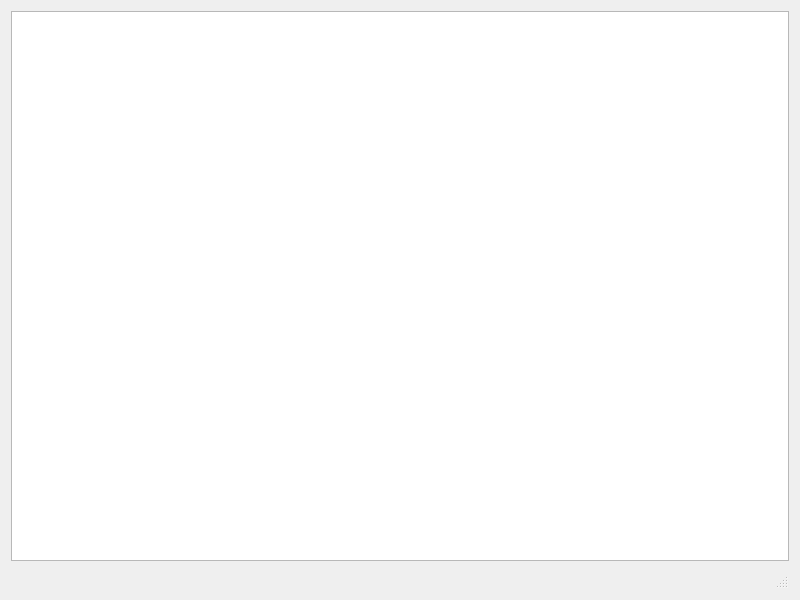
maomaochj5/programming_practice, file src/ui/SalesReportDialog.ui: the form before one commit.
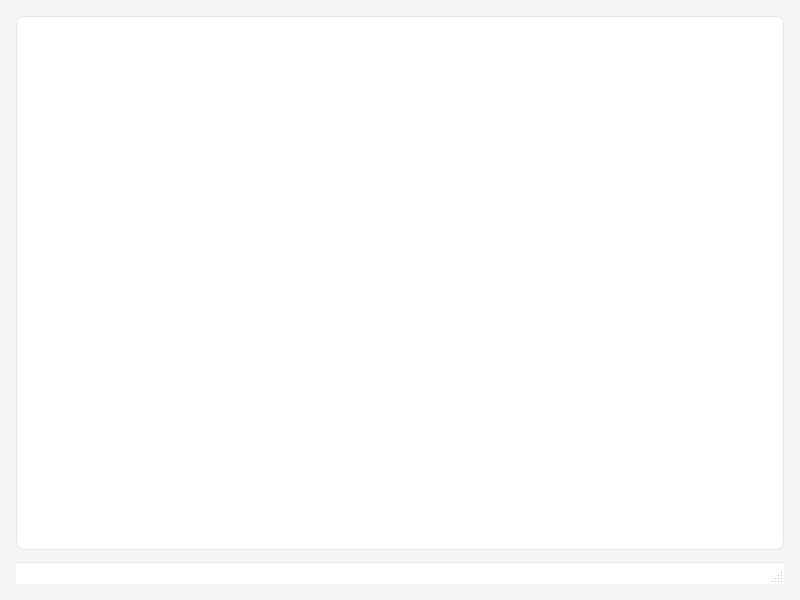
The form after the commit.

```diff
--- a/src/ui/SalesReportDialog.ui
+++ b/src/ui/SalesReportDialog.ui
@@ -11,9 +11,134 @@
    </rect>
   </property>
   <property name="windowTitle">
-   <string>Dialog</string>
+   <string>销售报告</string>
+  </property>
+  <property name="styleSheet">
+   <string>QDialog {
+    background-color: #f5f5f5;
+    color: #333333;
+    font-family: "Microsoft YaHei UI", Arial, sans-serif;
+}
+
+QTableView {
+    background-color: #ffffff;
+    border: 1px solid #e5e7eb;
+    border-radius: 8px;
+    gridline-color: #f3f4f6;
+    font-size: 14px;
+    selection-background-color: #dbeafe;
+    selection-color: #1e40af;
+}
+
+QTableView::item {
+    padding: 12px 8px;
+    border-bottom: 1px solid #f3f4f6;
+}
+
+QTableView::item:selected {
+    background-color: #dbeafe;
+    color: #1e40af;
+}
+
+QTableView::item:hover {
+    background-color: #f8fafc;
+}
+
+QHeaderView::section {
+    background-color: #f9fafb;
+    border: 1px solid #e5e7eb;
+    padding: 8px 12px;
+    font-weight: 600;
+    color: #374151;
+    font-size: 14px;
+}
+
+QHeaderView::section:horizontal {
+    border-top: none;
+    border-left: none;
+    border-right: 1px solid #e5e7eb;
+    border-bottom: 2px solid #3b82f6;
+}
+
+QHeaderView::section:vertical {
+    border-top: none;
+    border-left: none;
+    border-right: 2px solid #3b82f6;
+    border-bottom: 1px solid #e5e7eb;
+}
+
+QHeaderView::section:hover {
+    background-color: #f3f4f6;
+}
+
+QStatusBar {
+    background-color: #ffffff;
+    border-top: 1px solid #e5e7eb;
+    color: #6b7280;
+    font-size: 13px;
+    padding: 4px 8px;
+}
+
+QScrollBar:vertical {
+    border: none;
+    background: #f3f4f6;
+    width: 12px;
+    border-radius: 6px;
+}
+
+QScrollBar::handle:vertical {
+    background: #9ca3af;
+    border-radius: 6px;
+    min-height: 20px;
+}
+
+QScrollBar::handle:vertical:hover {
+    background: #6b7280;
+}
+
+QScrollBar::add-line:vertical, QScrollBar::sub-line:vertical {
+    border: none;
+    background: none;
+}
+
+QScrollBar:horizontal {
+    border: none;
+    background: #f3f4f6;
+    height: 12px;
+    border-radius: 6px;
+}
+
+QScrollBar::handle:horizontal {
+    background: #9ca3af;
+    border-radius: 6px;
+    min-width: 20px;
+}
+
+QScrollBar::handle:horizontal:hover {
+    background: #6b7280;
+}
+
+QScrollBar::add-line:horizontal, QScrollBar::sub-line:horizontal {
+    border: none;
+    background: none;
+}</string>
   </property>
   <layout class="QVBoxLayout" name="verticalLayout">
+   <property name="spacing">
+    <number>12</number>
+   </property>
+   <property name="leftMargin">
+    <number>16</number>
+   </property>
+   <property name="topMargin">
+    <number>16</number>
+   </property>
+   <property name="rightMargin">
+    <number>16</number>
+   </property>
+   <property name="bottomMargin">
+    <number>16</number>
+   </property>
    <item>
     <widget class="QTableView" name="tableView"/>
    </item>
```
